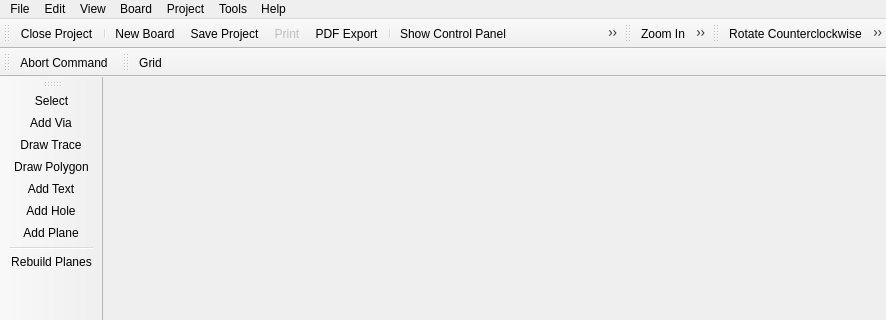
Old version of the form libs/librepcb/projecteditor/boardeditor/boardeditor.ui in the repository LibrePCB/LibrePCB; both pictures show x 0 to 886 and y 0 to 320 of the 886 by 514 pixel window.
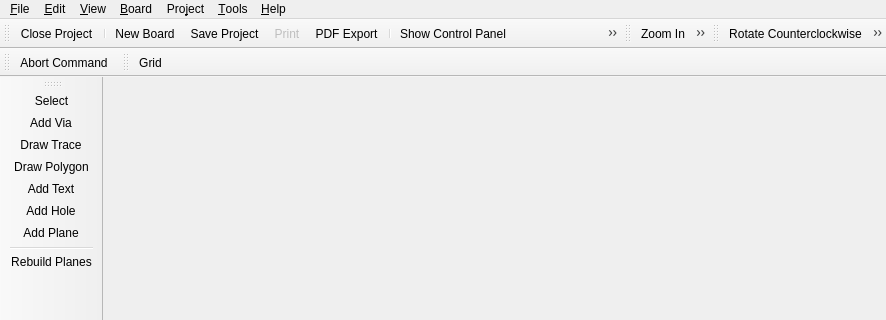
New version of the form. Icons and pictures are not drawn. Custom widgets are drawn as their Qt base class.

The edit to the form file:
```diff
--- a/libs/librepcb/projecteditor/boardeditor/boardeditor.ui
+++ b/libs/librepcb/projecteditor/boardeditor/boardeditor.ui
@@ -48,12 +48,12 @@
      <x>0</x>
      <y>0</y>
      <width>886</width>
-     <height>22</height>
+     <height>32</height>
     </rect>
    </property>
    <widget class="QMenu" name="menuFile">
     <property name="title">
-     <string>File</string>
+     <string>&amp;File</string>
     </property>
     <addaction name="actionProjectSave"/>
     <addaction name="actionPrint"/>
@@ -66,7 +66,7 @@
    </widget>
    <widget class="QMenu" name="menuEdit">
     <property name="title">
-     <string>Edit</string>
+     <string>&amp;Edit</string>
     </property>
     <addaction name="actionUndo"/>
     <addaction name="actionRedo"/>
@@ -84,7 +84,7 @@
    </widget>
    <widget class="QMenu" name="menuView">
     <property name="title">
-     <string>View</string>
+     <string>&amp;View</string>
     </property>
     <addaction name="actionGrid"/>
     <addaction name="separator"/>
@@ -94,14 +94,14 @@
    </widget>
    <widget class="QMenu" name="menuProject">
     <property name="title">
-     <string>Project</string>
+     <string>Pro&amp;ject</string>
     </property>
     <addaction name="actionProjectProperties"/>
     <addaction name="actionProjectSettings"/>
    </widget>
    <widget class="QMenu" name="menuTools">
     <property name="title">
-     <string>Tools</string>
+     <string>&amp;Tools</string>
     </property>
     <addaction name="actionToolSelect"/>
     <addaction name="actionToolAddVia"/>
@@ -116,7 +116,7 @@
      <bool>true</bool>
     </property>
     <property name="title">
-     <string>Help</string>
+     <string>&amp;Help</string>
     </property>
     <addaction name="actionHelp"/>
     <addaction name="actionAbout"/>
@@ -124,7 +124,7 @@
    </widget>
    <widget class="QMenu" name="menuBoard">
     <property name="title">
-     <string>Board</string>
+     <string>&amp;Board</string>
     </property>
     <addaction name="actionLayerStackSetup"/>
     <addaction name="actionModifyDesignRules"/>
```
Left out of the diff: 82 changed lines with no effect on the pictures.
